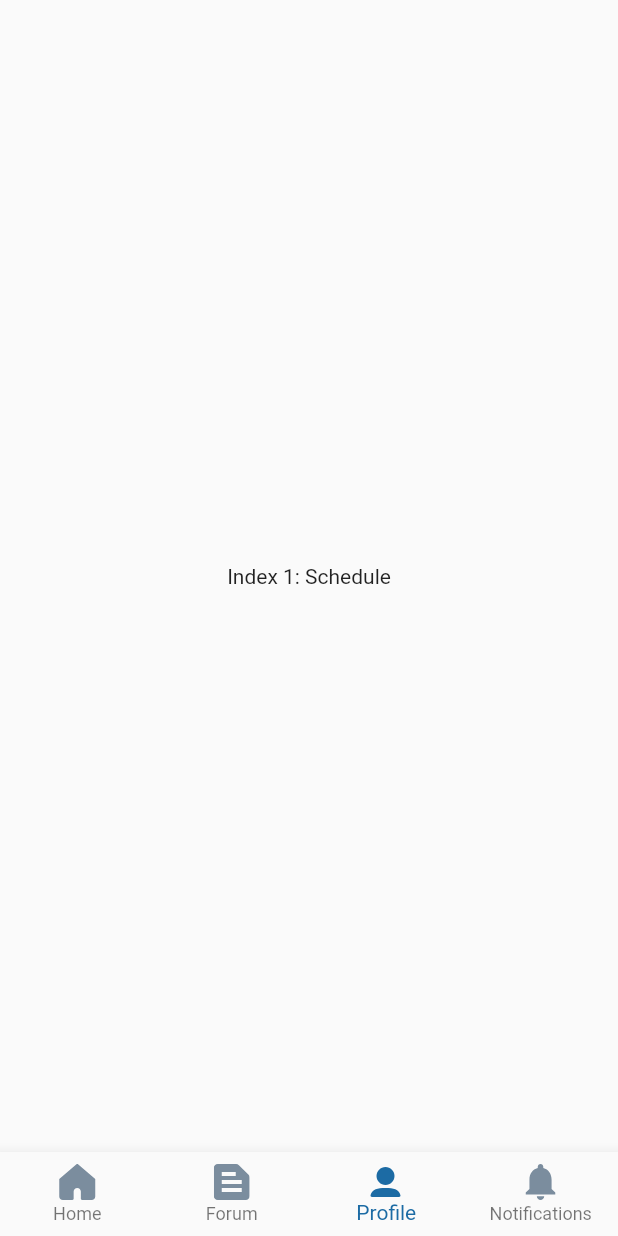
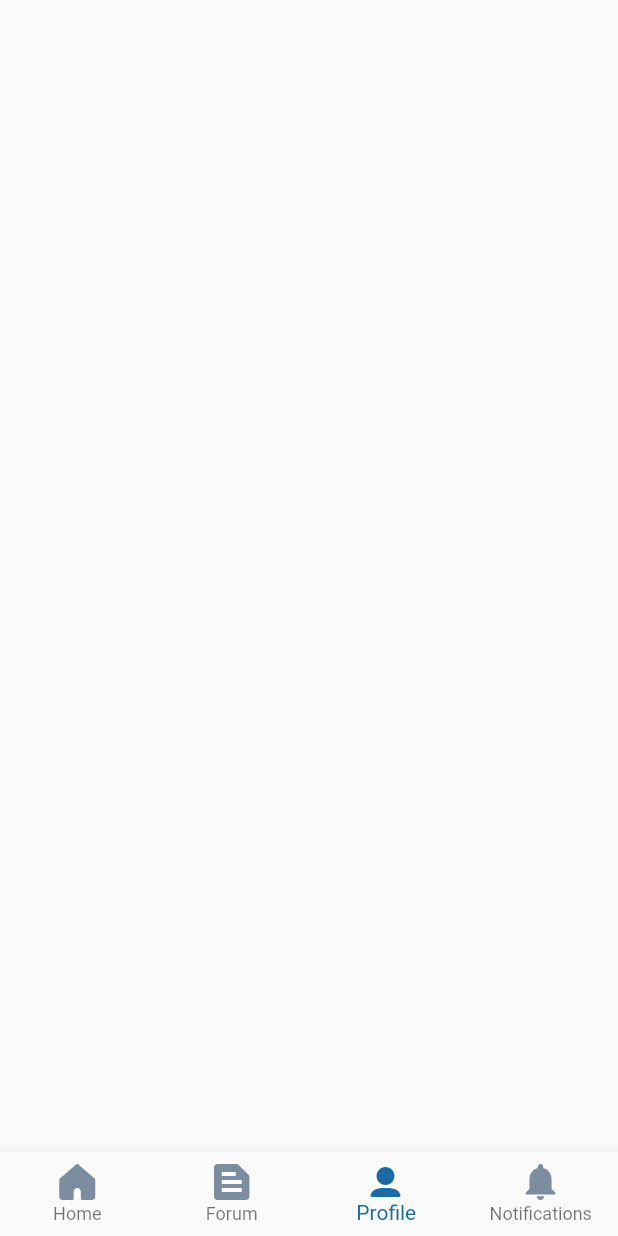
Before and after one commit to faiqhdr/meditopia, a Flutter app: the screen it shows after launch, item 3 of the bottom bar chosen, on a phone screen of 412 x 824 dp. Run offline on Flutter 3.47's test engine with Material 2 defaults, Android fonts, the phone set to English and light mode, and no system bars; our stand-ins replace flutter_native_splash, flutter_svg, google_fonts.

Commit message:
page routing

```diff
--- a/lib/components/bottom_bar.dart
+++ b/lib/components/bottom_bar.dart
@@ -1,9 +1,9 @@
 import 'package:flutter/material.dart';
 import 'package:flutter_svg/svg.dart';
 import 'package:meditopia/pages/notification_page.dart';
-
+import 'package:meditopia/pages/profile/view.dart';
 import '../pages/home_page.dart';
-import '../pages/forum_page.dart';
+import '../pages/forum/view.dart';
 import '../style/style.dart';
 
 class BottomBar extends StatefulWidget {
@@ -19,7 +19,7 @@ class _BottomBarState extends State<BottomBar> {
   static const List<Widget> _widgetOptions = <Widget>[
     HomePage(),
     ForumPage(),
-    Text('Index 1: Schedule'),
+    ProfilePage(),
     NotificationPage(),
   ];
 
--- a/lib/pages/forum_page.dart
+++ b/lib/pages/forum/view.dart
@@ -2,9 +2,9 @@ import 'package:flutter/cupertino.dart';
 import 'package:flutter/material.dart';
 import 'package:flutter/widgets.dart';
 import 'package:flutter_svg/svg.dart';
-import '../data/data.dart';
-import '../size_config.dart';
-import '../style/style.dart';
+import '../../data/data.dart';
+import '../../size_config.dart';
+import '../../style/style.dart';
 
 class ForumPage extends StatelessWidget {
   const ForumPage({Key? key}) : super(key: key);
--- /dev/null
+++ b/lib/pages/profile/view.dart
@@ -0,0 +1,32 @@
+import 'package:flutter/cupertino.dart';
+import 'package:flutter/material.dart';
+import 'package:flutter/widgets.dart';
+import 'package:flutter_svg/svg.dart';
+import '../../data/data.dart';
+import '../../size_config.dart';
+import '../../style/style.dart';
+
+class ProfilePage extends StatelessWidget {
+  const ProfilePage({Key? key}) : super(key: key);
+
+  @override
+  Widget build(BuildContext context) {
+    SizeConfig().init(context);
+    return Scaffold(
+      body: ListView(
+        children: [
+          Padding(
+            padding: EdgeInsets.symmetric(
+              horizontal: SizeConfig.blockSizeHorizontal! * 17,
+            ),
+            child: Column(
+              children: const [
+                // Add here.
+              ],
+            ),
+          ),
+        ],
+      ),
+    );
+  }
+}
--- a/lib/style/style.dart
+++ b/lib/style/style.dart
@@ -17,6 +17,7 @@ class AppStyle {
   static const String notificationsIcon = "assets/icons/notifications.svg";
   static const String dotsIcon = "assets/icons/dots-icon.svg";
   static const String messageIcon = "assets/icons/message-icon.svg";
+  static const String doctorIcon = "assets/icons/doctor-Icon.svg";
 
 // App Colors
   static const primarySwatch = Color(0xff1C6BA4);
```
Also changed, not shown: lib/data/data.dart (+17 -18 lines), lib/pages/home_page.dart (+10 -2 lines), lib/pages/schedule/doctor_list.dart (added, +69 -0 lines).
